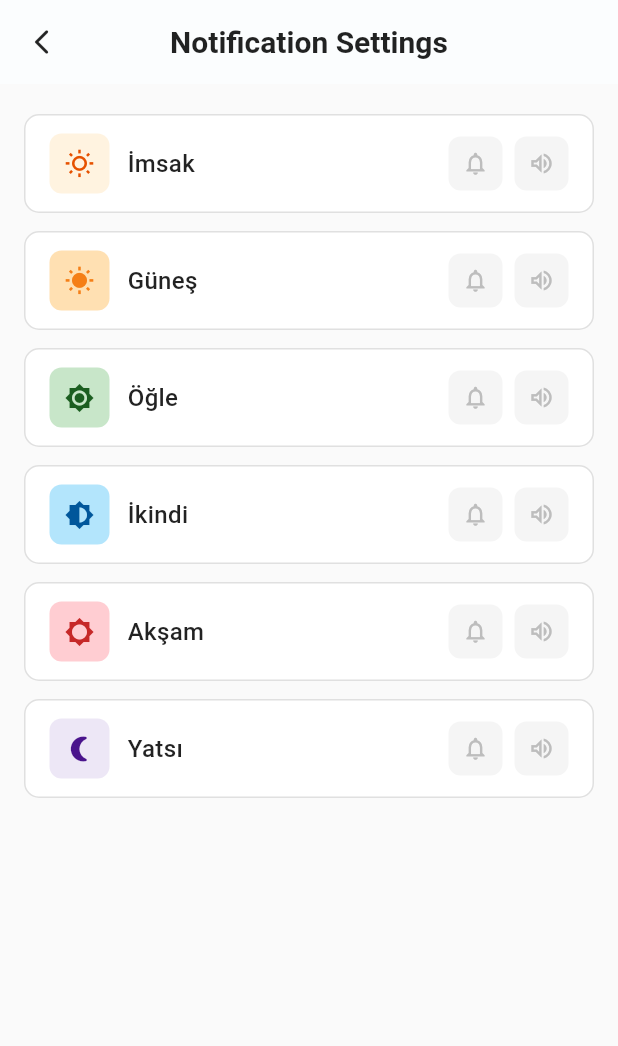
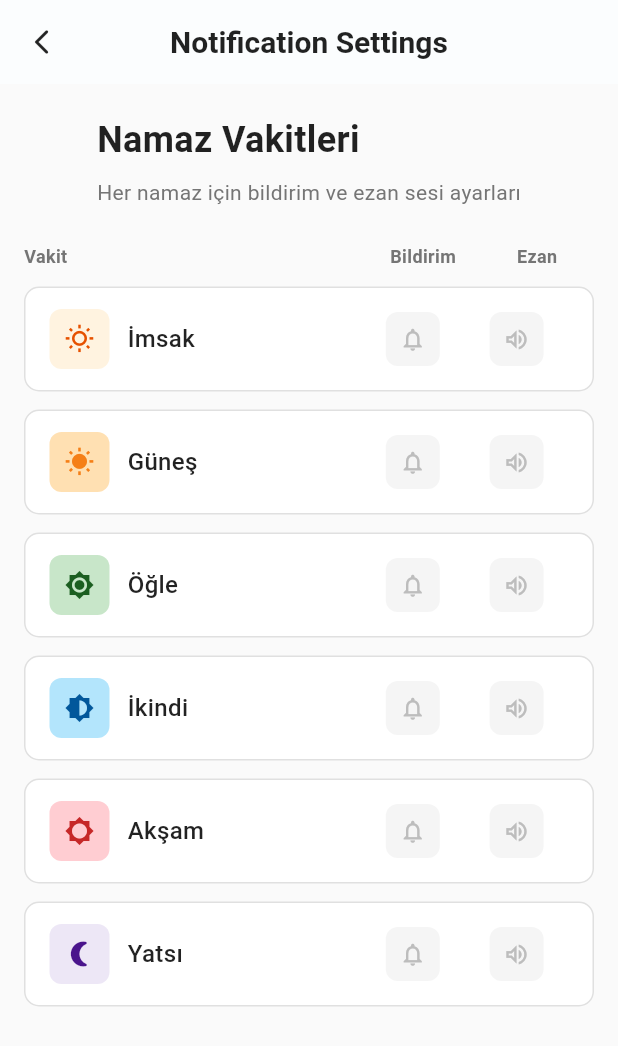
Before and after one commit to adl3416/namazvaktim, a Flutter app: the NotificationSettingsScreen screen opened directly, on a phone screen of 412 x 824 dp. Shown: the top 1046 px of the screen. Run offline on Flutter 3.47's test engine with Material 3 defaults, Android fonts, the phone set to English and light mode, and no system bars; our stand-ins replace adhan, audioplayers, flutter_compass, flutter_local_notifications, geocoding, geolocator and 3 more; accounts and stored records are empty; network calls fail.

Commit message:
refactor: Add header and column titles (Vakit, Bildirim, Ezan) to notification settings

```diff
--- a/namaz_vakitleri/lib/screens/notification_settings_screen.dart
+++ b/namaz_vakitleri/lib/screens/notification_settings_screen.dart
@@ -140,6 +140,74 @@ class _NotificationSettingsScreenState extends State<NotificationSettingsScreen>
         padding: const EdgeInsets.symmetric(horizontal: 16, vertical: 20),
         child: Column(
           children: [
+            // Header section
+            Padding(
+              padding: const EdgeInsets.only(bottom: 24),
+              child: Column(
+                crossAxisAlignment: CrossAxisAlignment.start,
+                children: [
+                  Text(
+                    'Namaz Vakitleri',
+                    style: AppTypography.h2.copyWith(
+                      color: isDark ? Colors.white : Colors.black87,
+                      fontWeight: FontWeight.w700,
+                    ),
+                  ),
+                  const SizedBox(height: 8),
+                  Text(
+                    'Her namaz için bildirim ve ezan sesi ayarları',
+                    style: AppTypography.bodyMedium.copyWith(
+                      color: isDark ? Colors.grey[400] : Colors.grey[600],
+                    ),
+                  ),
+                ],
+              ),
+            ),
+
+            // Column headers
+            Padding(
+              padding: const EdgeInsets.only(bottom: 12),
+              child: Row(
+                children: [
+                  Expanded(
+                    flex: 3,
+                    child: Text(
+                      'Vakit',
+                      style: AppTypography.bodySmall.copyWith(
+                        color: isDark ? Colors.grey[400] : Colors.grey[600],
+                        fontWeight: FontWeight.w600,
+                      ),
+                    ),
+                  ),
+                  Expanded(
+                    flex: 1,
+                    child: Center(
+                      child: Text(
+                        'Bildirim',
+                        style: AppTypography.bodySmall.copyWith(
+                          color: isDark ? Colors.grey[400] : Colors.grey[600],
+                          fontWeight: FontWeight.w600,
+                        ),
+                      ),
+                    ),
+                  ),
+                  Expanded(
+                    flex: 1,
+                    child: Center(
+                      child: Text(
+                        'Ezan',
+                        style: AppTypography.bodySmall.copyWith(
+                          color: isDark ? Colors.grey[400] : Colors.grey[600],
+                          fontWeight: FontWeight.w600,
+                        ),
+                      ),
+                    ),
+                  ),
+                ],
+              ),
+            ),
+
+            // Prayer list
             ..._buildPrayerList(isDark),
             const SizedBox(height: 30),
           ],
@@ -169,7 +237,12 @@ class _NotificationSettingsScreenState extends State<NotificationSettingsScreen>
           width: 1,
         ),
       ),
-      padding: const EdgeInsets.symmetric(vertical: 12, horizontal: 16),
+      padding: const EdgeInsets.symmetric(vertical: 14, horizontal: 16),
+      child: Row(
+        children: [
+          // Prayer icon and name - 3 parts
+          Expanded(
+            flex: 3,
             child: Row(
               children: [
                 // Prayer icon
@@ -189,18 +262,22 @@ class _NotificationSettingsScreenState extends State<NotificationSettingsScreen>
                 const SizedBox(width: 12),
 
                 // Prayer name
-          Expanded(
-            child: Text(
+                Text(
                   prayerName,
                   style: AppTypography.bodyLarge.copyWith(
                     color: isDark ? Colors.white : Colors.black87,
                     fontWeight: FontWeight.w500,
                   ),
                 ),
+              ],
+            ),
           ),
 
-          // Notification button
-          _buildIconButton(
+          // Notification button - 1 part
+          Expanded(
+            flex: 1,
+            child: Center(
+              child: _buildIconButton(
                 isDark: isDark,
                 isActive: _notificationEnabled[prayerName] ?? false,
                 icon: Icons.notifications_outlined,
@@ -210,11 +287,14 @@ class _NotificationSettingsScreenState extends State<NotificationSettingsScreen>
                   });
                 },
               ),
+            ),
+          ),
 
-          const SizedBox(width: 8),
-
-          // Azan button
-          _buildIconButton(
+          // Azan button - 1 part
+          Expanded(
+            flex: 1,
+            child: Center(
+              child: _buildIconButton(
                 isDark: isDark,
                 isActive: _azanSoundEnabled[prayerName] ?? false,
                 icon: Icons.volume_up_outlined,
@@ -223,6 +303,8 @@ class _NotificationSettingsScreenState extends State<NotificationSettingsScreen>
                     _azanSoundEnabled[prayerName] = !(_azanSoundEnabled[prayerName] ?? false);
                   });
                 },
+              ),
+            ),
           ),
         ],
       ),
```
Lines whose indentation alone changed are shown as unchanged.
